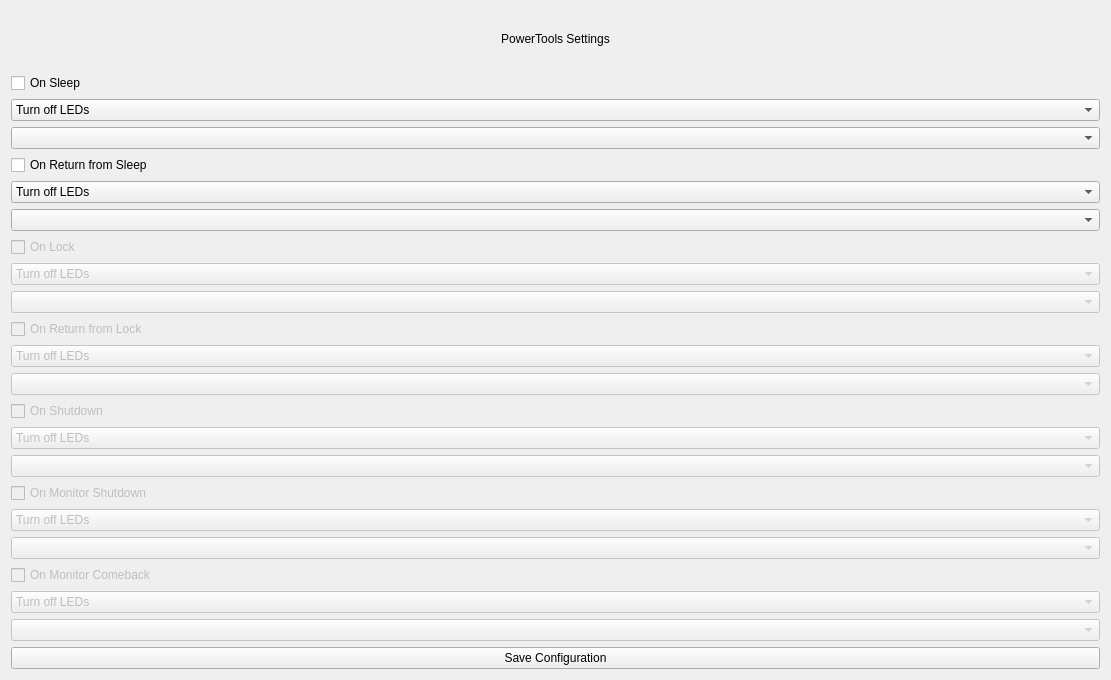
Above: PowerTools.ui from tfurci/OpenRGB-PowerTools before the change. Below: the same form after it.
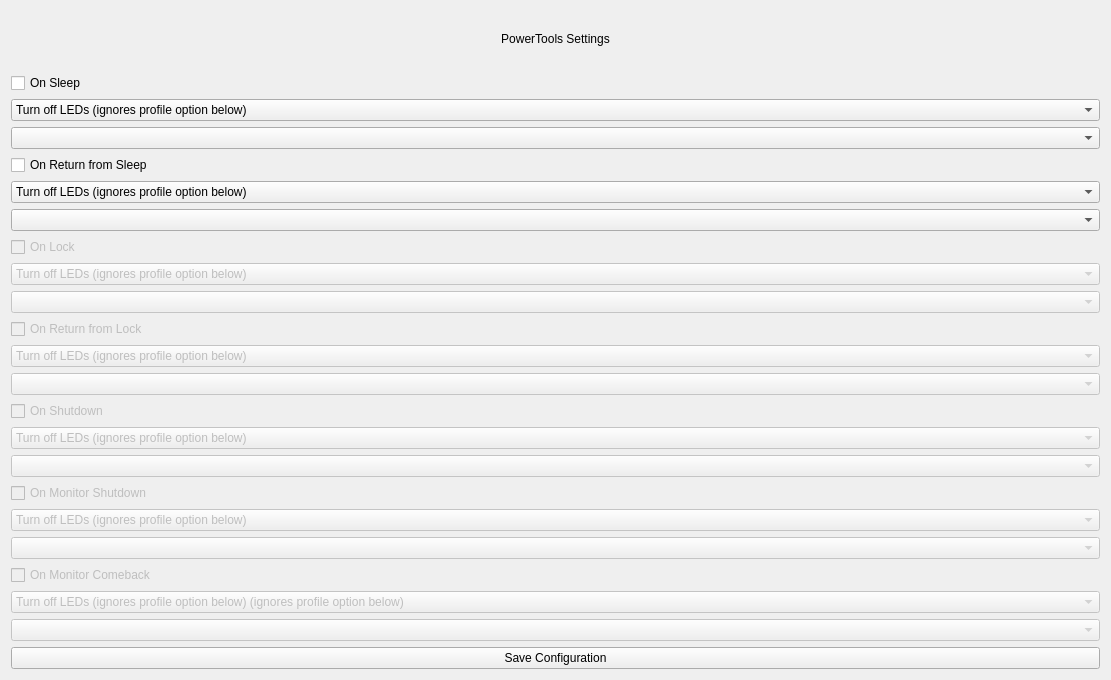
That is the form after the change.

Commit message: Update plugin to 1.0 release

What changed in the file:
```diff
--- a/PowerTools.ui
+++ b/PowerTools.ui
@@ -32,7 +32,7 @@
     <widget class="QComboBox" name="comboBoxSleepAction">
      <item>
       <property name="text">
-       <string>Turn off LEDs</string>
+       <string>Turn off LEDs (ignores profile option below)</string>
       </property>
      </item>
      <item>
@@ -56,7 +56,7 @@
     <widget class="QComboBox" name="comboBoxReturnFromSleepAction">
      <item>
       <property name="text">
-       <string>Turn off LEDs</string>
+       <string>Turn off LEDs (ignores profile option below)</string>
       </property>
      </item>
      <item>
@@ -89,7 +89,7 @@
      </property>
      <item>
       <property name="text">
-       <string>Turn off LEDs</string>
+       <string>Turn off LEDs (ignores profile option below)</string>
       </property>
      </item>
      <item>
@@ -123,7 +123,7 @@
      </property>
      <item>
       <property name="text">
-       <string>Turn off LEDs</string>
+       <string>Turn off LEDs (ignores profile option below)</string>
       </property>
      </item>
      <item>
@@ -157,7 +157,7 @@
      </property>
      <item>
       <property name="text">
-       <string>Turn off LEDs</string>
+       <string>Turn off LEDs (ignores profile option below)</string>
       </property>
      </item>
      <item>
@@ -191,7 +191,7 @@
      </property>
      <item>
       <property name="text">
-       <string>Turn off LEDs</string>
+       <string>Turn off LEDs (ignores profile option below)</string>
       </property>
      </item>
      <item>
@@ -225,7 +225,7 @@
      </property>
      <item>
       <property name="text">
-       <string>Turn off LEDs</string>
+       <string>Turn off LEDs (ignores profile option below) (ignores profile option below)</string>
       </property>
      </item>
      <item>
```
The commit also changes 2 other files.
